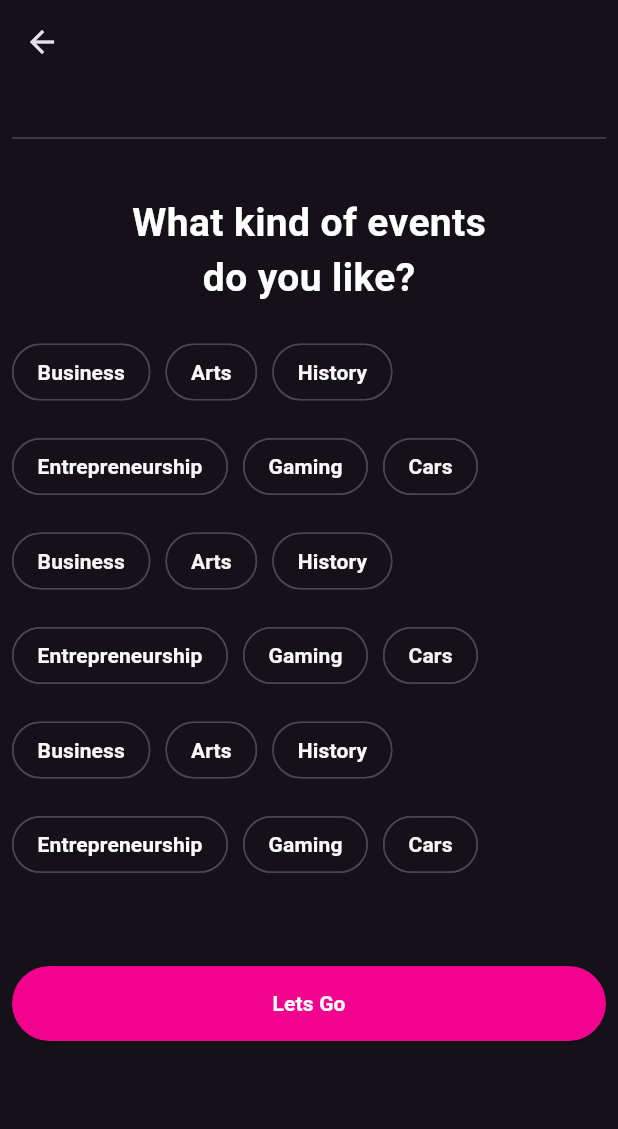
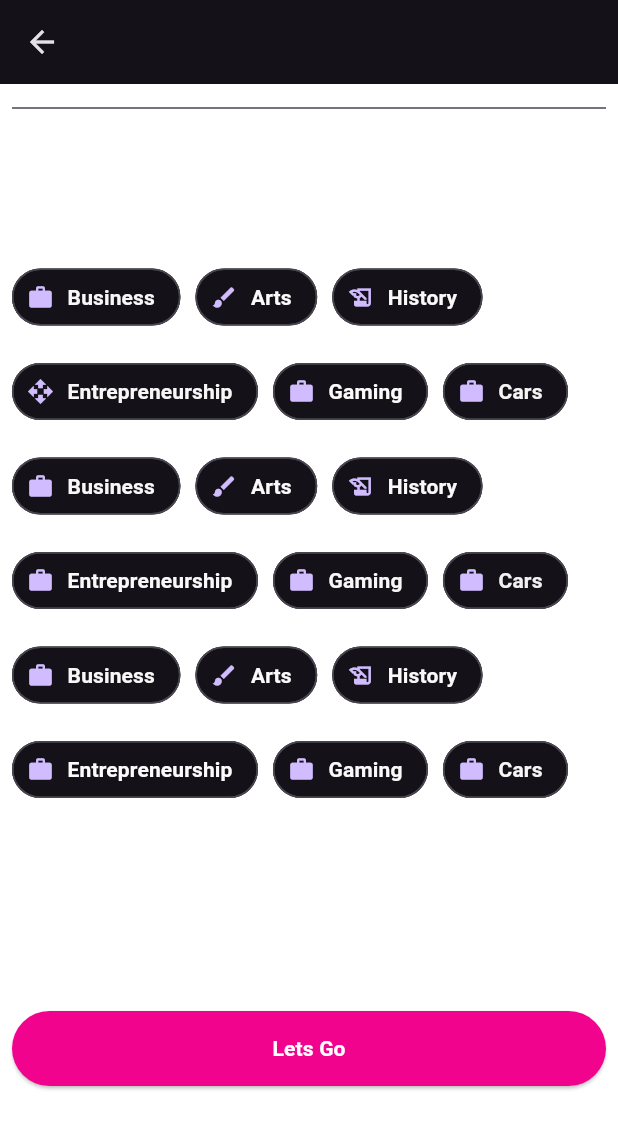
Before and after one commit to jbpranov2204/Whatsapp_UI, a Flutter app: the screen it shows after launch, on a phone screen of 412 x 824 dp. Shown: the top 1129 px of the screen. Run offline on Flutter 3.47's test engine with Material 3 defaults, Android fonts, the phone set to English and light mode, and no system bars.

Commit message:
made changes

```diff
--- a/lib/Wrap_ui.dart
+++ b/lib/Wrap_ui.dart
@@ -7,6 +7,7 @@ class WrapWidget extends StatelessWidget {
   @override
   Widget build(BuildContext context) {
     return Scaffold(
+      backgroundColor: Color(0xff),
       appBar: AppBar(
         leading: Icon(Icons.arrow_back),
       ),
@@ -15,11 +16,7 @@ class WrapWidget extends StatelessWidget {
         child: Column(
           crossAxisAlignment: CrossAxisAlignment.center,
           children: [
-            SizedBox(height: 20),
             Divider(),
-            SizedBox(
-              height: 30,
-            ),
             Text(
               'What kind of events',
               style: TextStyle(
@@ -49,8 +46,12 @@ class WrapWidget extends StatelessWidget {
                         style: TextStyle(
                           fontWeight: FontWeight.bold,
                           color: const Color.fromARGB(255, 248, 247, 247),
+
                         ),
                       ),
+                      avatar: Icon(
+                                  Icons.work
+                                ),
                       shape: RoundedRectangleBorder(
                           borderRadius: BorderRadius.circular(20)),
                     ),
@@ -59,6 +60,9 @@ class WrapWidget extends StatelessWidget {
                             style: TextStyle(
                                 fontWeight: FontWeight.bold,
                                 color: const Color.fromARGB(255, 252, 251, 251))),
+                                avatar: Icon(
+                                  Icons.brush
+                                ),
 
                         shape: RoundedRectangleBorder(
                             borderRadius: BorderRadius.circular(20))),
@@ -67,6 +71,9 @@ class WrapWidget extends StatelessWidget {
                             style: TextStyle(
                                 fontWeight: FontWeight.bold,
                                 color: const Color.fromARGB(255, 250, 249, 249))),
+                                avatar: Icon(
+                                  Icons.history_edu
+                                ),
 
                         shape: RoundedRectangleBorder(
                             borderRadius: BorderRadius.circular(20))),
@@ -75,6 +82,9 @@ class WrapWidget extends StatelessWidget {
                             style: TextStyle(
                                 fontWeight: FontWeight.bold,
                                 color: const Color.fromARGB(255, 248, 247, 247))),
+                                avatar: Icon(
+                                  Icons.open_with
+                                ),
 
                         shape: RoundedRectangleBorder(
                             borderRadius: BorderRadius.circular(20))),
@@ -83,6 +93,9 @@ class WrapWidget extends StatelessWidget {
                             style: TextStyle(
                                 fontWeight: FontWeight.bold,
                                 color: const Color.fromARGB(255, 252, 250, 250))),
+                                avatar: Icon(
+                                  Icons.work
+                                ),
 
                         shape: RoundedRectangleBorder(
                             borderRadius: BorderRadius.circular(20))),
@@ -91,6 +104,9 @@ class WrapWidget extends StatelessWidget {
                             style: TextStyle(
                                 fontWeight: FontWeight.bold,
                                 color: const Color.fromARGB(255, 247, 244, 244))),
+                                avatar: Icon(
+                                  Icons.work
+                                ),
                         shape: RoundedRectangleBorder(
                             borderRadius: BorderRadius.circular(20))),
                     Chip(
@@ -98,10 +114,13 @@ class WrapWidget extends StatelessWidget {
                         'Business',
                         style: TextStyle(
                           fontWeight: FontWeight.bold,
-                          color: const Color.fromARGB(255, 247, 246, 246),
+                          color: const Color.fromARGB(255, 248, 247, 247),
+
                         ),
                       ),
-
+                      avatar: Icon(
+                                  Icons.work
+                                ),
                       shape: RoundedRectangleBorder(
                           borderRadius: BorderRadius.circular(20)),
                     ),
@@ -109,15 +128,21 @@ class WrapWidget extends StatelessWidget {
                         label: Text('Arts',
                             style: TextStyle(
                                 fontWeight: FontWeight.bold,
-                                color: const Color.fromARGB(255, 246, 244, 244))),
+                                color: const Color.fromARGB(255, 252, 251, 251))),
+                                avatar: Icon(
+                                  Icons.brush
+                                ),
 
                         shape: RoundedRectangleBorder(
                             borderRadius: BorderRadius.circular(20))),
-                    Chip(
+                     Chip(
                         label: Text('History',
                             style: TextStyle(
                                 fontWeight: FontWeight.bold,
-                                color: const Color.fromARGB(255, 252, 249, 249))),
+                                color: const Color.fromARGB(255, 250, 249, 249))),
+                                avatar: Icon(
+                                  Icons.history_edu
+                                ),
 
                         shape: RoundedRectangleBorder(
                             borderRadius: BorderRadius.circular(20))),
@@ -126,6 +151,9 @@ class WrapWidget extends StatelessWidget {
                             style: TextStyle(
                                 fontWeight: FontWeight.bold,
                                 color: const Color.fromARGB(255, 250, 249, 249))),
+                                avatar: Icon(
+                                  Icons.work
+                                ),
 
                         shape: RoundedRectangleBorder(
                             borderRadius: BorderRadius.circular(20))),
@@ -134,6 +162,9 @@ class WrapWidget extends StatelessWidget {
                             style: TextStyle(
                                 fontWeight: FontWeight.bold,
                                 color: const Color.fromARGB(255, 248, 247, 247))),
+                                avatar: Icon(
+                                  Icons.work
+                                ),
 
                         shape: RoundedRectangleBorder(
                             borderRadius: BorderRadius.circular(20))),
@@ -142,6 +173,9 @@ class WrapWidget extends StatelessWidget {
                             style: TextStyle(
                                 fontWeight: FontWeight.bold,
                                 color: const Color.fromARGB(255, 241, 241, 241))),
+                                avatar: Icon(
+                                  Icons.work
+                                ),
 
                         shape: RoundedRectangleBorder(
                             borderRadius: BorderRadius.circular(20))),
@@ -151,9 +185,12 @@ class WrapWidget extends StatelessWidget {
                         style: TextStyle(
                           fontWeight: FontWeight.bold,
                           color: const Color.fromARGB(255, 248, 247, 247),
+
                         ),
                       ),
-
+                      avatar: Icon(
+                                  Icons.work
+                                ),
                       shape: RoundedRectangleBorder(
                           borderRadius: BorderRadius.circular(20)),
                     ),
@@ -162,6 +199,9 @@ class WrapWidget extends StatelessWidget {
                             style: TextStyle(
                                 fontWeight: FontWeight.bold,
                                 color: const Color.fromARGB(255, 252, 251, 251))),
+                                avatar: Icon(
+                                  Icons.brush
+                                ),
 
                         shape: RoundedRectangleBorder(
                             borderRadius: BorderRadius.circular(20))),
@@ -169,7 +209,10 @@ class WrapWidget extends StatelessWidget {
                         label: Text('History',
                             style: TextStyle(
                                 fontWeight: FontWeight.bold,
-                                color: const Color.fromARGB(255, 251, 249, 249))),
+                                color: const Color.fromARGB(255, 250, 249, 249))),
+                                avatar: Icon(
+                                  Icons.history_edu
+                                ),
 
                         shape: RoundedRectangleBorder(
                             borderRadius: BorderRadius.circular(20))),
@@ -178,6 +221,9 @@ class WrapWidget extends StatelessWidget {
                             style: TextStyle(
                                 fontWeight: FontWeight.bold,
                                 color: const Color.fromARGB(255, 252, 252, 252))),
+                                avatar: Icon(
+                                  Icons.work
+                                ),
 
                         shape: RoundedRectangleBorder(
                             borderRadius: BorderRadius.circular(20))),
@@ -186,6 +232,9 @@ class WrapWidget extends StatelessWidget {
                             style: TextStyle(
                                 fontWeight: FontWeight.bold,
                                 color: const Color.fromARGB(255, 250, 249, 249))),
+                                avatar: Icon(
+                                  Icons.work
+                                ),
 
                         shape: RoundedRectangleBorder(
                             borderRadius: BorderRadius.circular(20))),
@@ -194,13 +243,16 @@ class WrapWidget extends StatelessWidget {
                             style: TextStyle(
                                 fontWeight: FontWeight.bold,
                                 color: const Color.fromARGB(255, 247, 245, 245))),
+                                avatar: Icon(
+                                  Icons.work
+                                ),
 
                         shape: RoundedRectangleBorder(
                             borderRadius: BorderRadius.circular(20))),
                   ]),
             ),
             SizedBox(
-              height: 120,
+              height: 200,
             ),
             ElevatedButton(
                 style: ElevatedButton.styleFrom(
```
